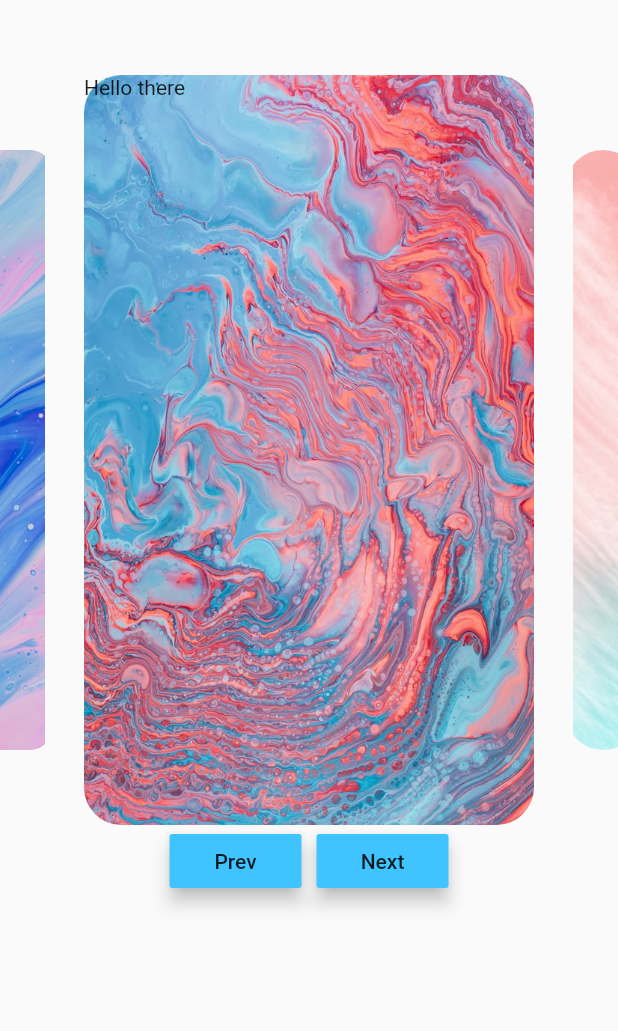
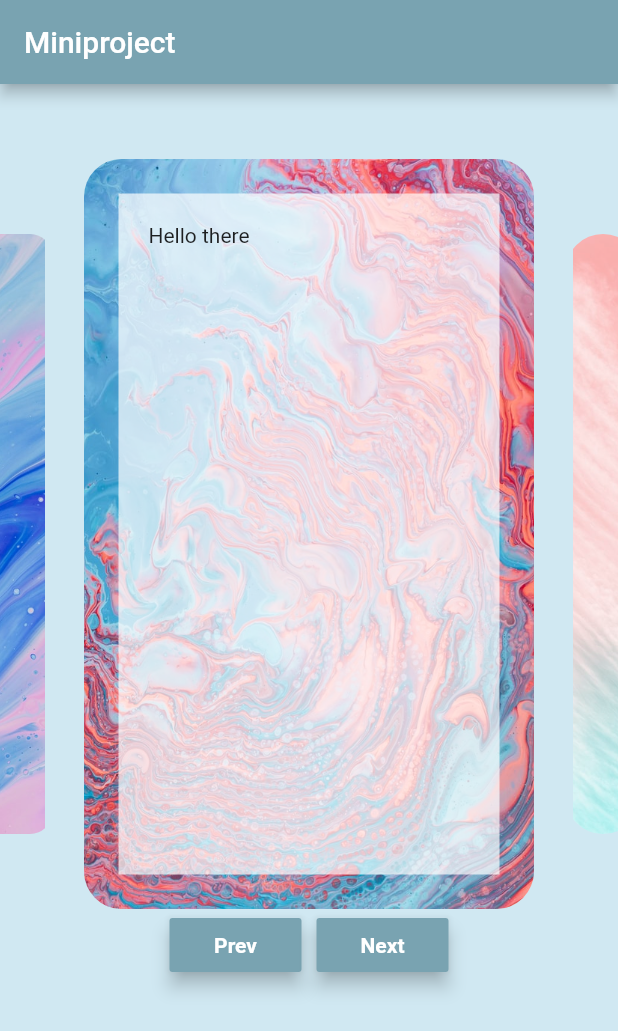
Before and after one commit to fanzezi/TDDC73, a Flutter app: the screen it shows after launch, after a tap on "Next", on a phone screen of 412 x 824 dp. Shown: the top 1031 px of the screen. Run offline on Flutter 3.47's test engine with Material 2 defaults, Android fonts, the phone set to English and light mode, and no system bars.

Commit message:
added images list widget

```diff
--- a/Project-Flutter/lib/calendar.dart
+++ b/Project-Flutter/lib/calendar.dart
@@ -192,8 +192,8 @@ class _CalendarDateState extends State<CalendarDate> {
           children: [
             Container(
               alignment: Alignment.topLeft,
-              margin: EdgeInsets.all(10),
-              padding: EdgeInsets.all(5),
+              margin: EdgeInsets.all(5),
+              padding: EdgeInsets.all(3),
               height: MediaQuery.of(context).size.height * 0.6,
               decoration: BoxDecoration(
                 color: Colors.white70,
@@ -278,12 +278,12 @@ class _CalendarDateState extends State<CalendarDate> {
       height: 60,
       decoration: BoxDecoration(
         color: Colors.deepPurple,
-        //borderRadius: BorderRadius.circular(30),
-        border: Border.all(color: Colors.deepPurple, width: 1),
+        borderRadius: BorderRadius.circular(30),
+        //border: Border.all(color: Colors.deepPurple, width: 1),
       ),
       child: Container(
         decoration: BoxDecoration(
-          color: Colors.deepPurple.withOpacity(0.7),
+          //color: Colors.deepPurple.withOpacity(0.7),
           borderRadius: BorderRadius.circular(70),
         ),
         child: Center(
--- a/Project-Flutter/lib/carousel.dart
+++ b/Project-Flutter/lib/carousel.dart
@@ -3,9 +3,12 @@ import 'package:flutter/material.dart';
 
 class Carousel extends StatefulWidget {
   //Constructor grejjjs
-  Carousel({this.inputWidgets});
+  Carousel({this.photos, this.inputWidgets});
   //widget.minvar
   final List<Widget> inputWidgets;
+  final List<String> photos;
+
+
   @override
   _CarouselState createState() => _CarouselState();
 }
@@ -13,12 +16,15 @@ class Carousel extends StatefulWidget {
 class _CarouselState extends State<Carousel> {
   int photoIndex = 0;
 
-  List<String> photos = [
+
+ // List<String> photos;
+
+  /*= [
     'assets/images/image1.jpeg',
     'assets/images/image2.jpeg',
     'assets/images/image3.jpeg'
 
-  ];
+  ]*/
 
 
   void _getWidget() {
@@ -28,10 +34,10 @@ class _CarouselState extends State<Carousel> {
 
   String getNextImageIndex() {
     String statement;
-    if(photoIndex != photos.length -1){
-      statement = photos[photoIndex +1];
+    if(photoIndex != widget.photos.length -1){
+      statement = widget.photos[photoIndex +1];
     }else
-      statement = photos[photoIndex];
+      statement = widget.photos[photoIndex];
 
     return statement;
   }
@@ -39,9 +45,9 @@ class _CarouselState extends State<Carousel> {
   String getPrevImageIndex() {
     String statement;
     if(photoIndex != 0){
-      statement = photos[photoIndex - 1];
+      statement = widget.photos[photoIndex - 1];
     }else
-      statement = photos[photoIndex];
+      statement = widget.photos[photoIndex];
 
     return statement;
   }
@@ -54,7 +60,7 @@ class _CarouselState extends State<Carousel> {
 
   void _nextImage() {
     setState(() {
-      photoIndex = photoIndex < photos.length - 1 ? photoIndex + 1 : photoIndex;
+      photoIndex = photoIndex < widget.photos.length - 1 ? photoIndex + 1 : photoIndex;
     });
   }
 
@@ -97,11 +103,11 @@ class _CarouselState extends State<Carousel> {
 
                   // Main image
                   Container(
-
+                    padding: EdgeInsets.all(3),
                     decoration: BoxDecoration(
                         borderRadius: BorderRadius.circular(25.0),
                         image: DecorationImage(
-                            image: AssetImage(photos[photoIndex]),
+                            image: AssetImage(widget.photos[photoIndex]),
                             fit: BoxFit.cover)),
 
                     height: 500.0, //400
@@ -112,7 +118,7 @@ class _CarouselState extends State<Carousel> {
 
                   // Next page
                   //turn operator to not show last image
-                  photoIndex != photos.length-1 ?
+                  photoIndex != widget.photos.length-1 ?
                   Center(
                       child: ClipRect(
                         child: Align(
@@ -171,17 +177,18 @@ class _CarouselState extends State<Carousel> {
               mainAxisAlignment: MainAxisAlignment.center,
               children: <Widget>[
                 RaisedButton(
-                  child: Text('Prev'),
+                  child: Text('Prev', style: TextStyle(fontWeight: FontWeight.bold, color: Colors.white)),
                   onPressed: _previousImage,
                   elevation: 5.0,
-                  color: Colors.lightBlueAccent,
+                  color: Color(0xff79a3b1),
+
                 ),
                 SizedBox(width: 10.0),
                 RaisedButton(
-                  child: Text('Next'),
+                  child: Text('Next',style: TextStyle(fontWeight: FontWeight.bold, color: Colors.white),),
                   onPressed: _nextImage,
                   elevation: 5.0,
-                  color: Colors.lightBlueAccent,
+                  color: Color(0xff79a3b1),
                 ),
               ],
             )
--- a/Project-Flutter/lib/main.dart
+++ b/Project-Flutter/lib/main.dart
@@ -19,16 +19,45 @@ class MyApp extends StatelessWidget {
   @override
   Widget build(BuildContext context) {
     return Scaffold(
-      //backgroundColor: Colors.cyan.withOpacity(0.5),
+      appBar: AppBar(
+        backgroundColor: Color(0xff79a3b1),
+        // Here we take the value from the MyHomePage object that was created by
+        // the App.build method, and use it to set our appbar title.
+        title: Text("Miniproject"),
+      ),
+      backgroundColor: Color(0xffd0e8f2),
       body: Container(
         margin: EdgeInsets.only(top: 50),
         child:
-          Carousel(inputWidgets: [CalendarDate(),Text("Hello there"),
+          Carousel(
+              photos: [
+                'assets/images/image1.jpeg',
+                'assets/images/image2.jpeg',
+                'assets/images/image3.jpeg',
+              ],
+
+              inputWidgets: [
+            // Widget 1
+            CalendarDate(),
+            //Widget 2
+                Container(
+                  margin: EdgeInsets.all(20),
+                  padding: EdgeInsets.all(20),
+                  color: Colors.white70,
+                  child: Text("Hello there"),),
+            //Widget 3
             Container(
-              color: Colors.red,
-            width: 50,height: 50,)
+
+              padding: EdgeInsets.all(20),
+              child: Image(image: AssetImage('assets/images/dog.jpeg')))
           ]),
       ),
     );
   }
 }
+
+/*Container(
+              margin: EdgeInsets.all(20),
+              padding: EdgeInsets.all(20),
+              color: Colors.white70,
+              child: Text("Hello there"),), */
```
Also changed, not shown: Project-Flutter/assets/images/dog.jpeg (added).
